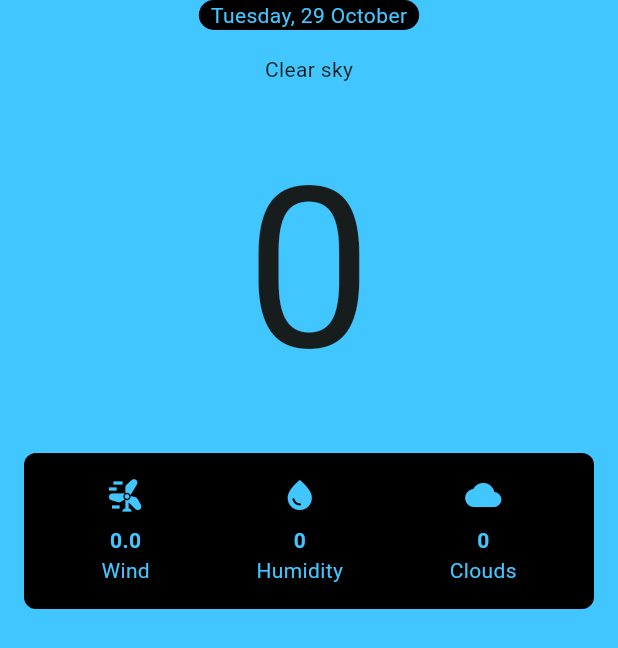
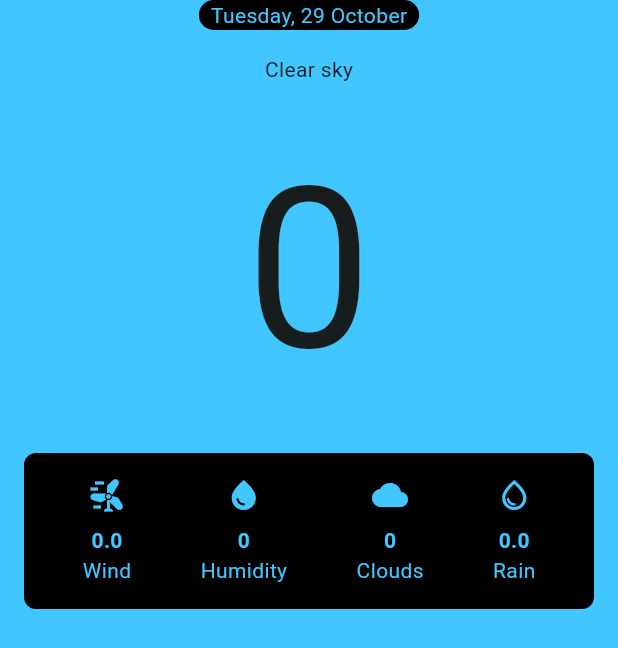
Before and after one commit to whosjorge23/weather_clean_architecture, a Flutter app: the WeatherPageContent widget shown alone on an empty page, opened directly with empty values, on a phone screen of 412 x 824 dp. Shown: the top 648 px of the screen. Run offline on Flutter 3.47's test engine with Material 3 defaults, Android fonts, the light colour scheme and no system bars; our stand-ins replace bloc, dio, equatable, flutter_bloc, freezed_annotation, gap and 5 more; missing offline and left inert: geolocator_platform_interface; generated files the repository leaves out were written again.

Commit message:
Update Design & Translations

```diff
--- a/lib/features/weather/widgets/weather_page_content.dart
+++ b/lib/features/weather/widgets/weather_page_content.dart
@@ -44,7 +44,7 @@ class WeatherPageContent extends StatelessWidget {
               borderRadius: BorderRadius.circular(16),
             ),
             child: Text(
-              "${DateFormat('EEEE, d MMMM').format(DateTime.now())}",
+              DateFormat('EEEE, d MMMM').format(DateTime.now()),
               style: const TextStyle(
                 color: Color(0xff42c6ff),
               ),
@@ -104,11 +104,11 @@ class WeatherPageContent extends StatelessWidget {
               children: [
                 Text(
                   '${weatherEntity.current?.apparentTemperature?.toInt()}',
-                  style: TextStyle(fontSize: 150),
+                  style: const TextStyle(fontSize: 150),
                 ),
                 Text(
                   '${weatherEntity.currentUnits?.apparentTemperature}',
-                  style: TextStyle(fontWeight: FontWeight.w500),
+                  style: const TextStyle(fontWeight: FontWeight.w500),
                 )
               ],
             ),
@@ -128,19 +128,25 @@ class WeatherPageContent extends StatelessWidget {
                     icon: Icons.wind_power,
                     weatherInfo:
                         '${weatherEntity.current?.windSpeed10m}${weatherEntity.currentUnits?.windSpeed10m}',
-                    label: '${context.l10n.wind}',
+                    label: context.l10n.wind,
                   ),
                   WeatherInfo(
                     icon: Icons.water_drop,
                     weatherInfo:
                         '${weatherEntity.current?.relativeHumidity2m}${weatherEntity.currentUnits?.relativeHumidity2m}',
-                    label: '${context.l10n.humidity}',
+                    label: context.l10n.humidity,
                   ),
                   WeatherInfo(
                     icon: Icons.cloud,
                     weatherInfo:
                         '${weatherEntity.current?.cloudCover}${weatherEntity.currentUnits?.cloudCover}',
-                    label: '${context.l10n.clouds}',
+                    label: context.l10n.clouds,
+                  ),
+                  WeatherInfo(
+                    icon: Icons.water_drop_outlined,
+                    weatherInfo:
+                        '${weatherEntity.current?.rain}${weatherEntity.currentUnits?.rain}',
+                    label: context.l10n.rain,
                   ),
                 ],
               ),
--- a/lib/l10n/app_en.arb
+++ b/lib/l10n/app_en.arb
@@ -28,7 +28,8 @@
   "thunderstorm": "Thunderstorm",
   "thunderstormSlightHail": "Thunderstorm Slight Hail",
   "thunderstormHeavyHail": "Thunderstorm Heavy Hail",
-                                                      "wind": "Wind",
-                                                      "humidity": "Humidity",
-                                                      "clouds": "Clouds"
+  "wind": "Wind",
+  "humidity": "Humidity",
+  "clouds": "Clouds",
+  "rain": "Rain"
 }
--- a/lib/l10n/app_it.arb
+++ b/lib/l10n/app_it.arb
@@ -30,5 +30,6 @@
   "thunderstormHeavyHail": "Temporale con grandine intensa",
   "wind": "Vento",
   "humidity": "Umidità",
-  "clouds": "Nuvole"
+  "clouds": "Nuvole",
+  "rain": "Pioggia"
 }
```
